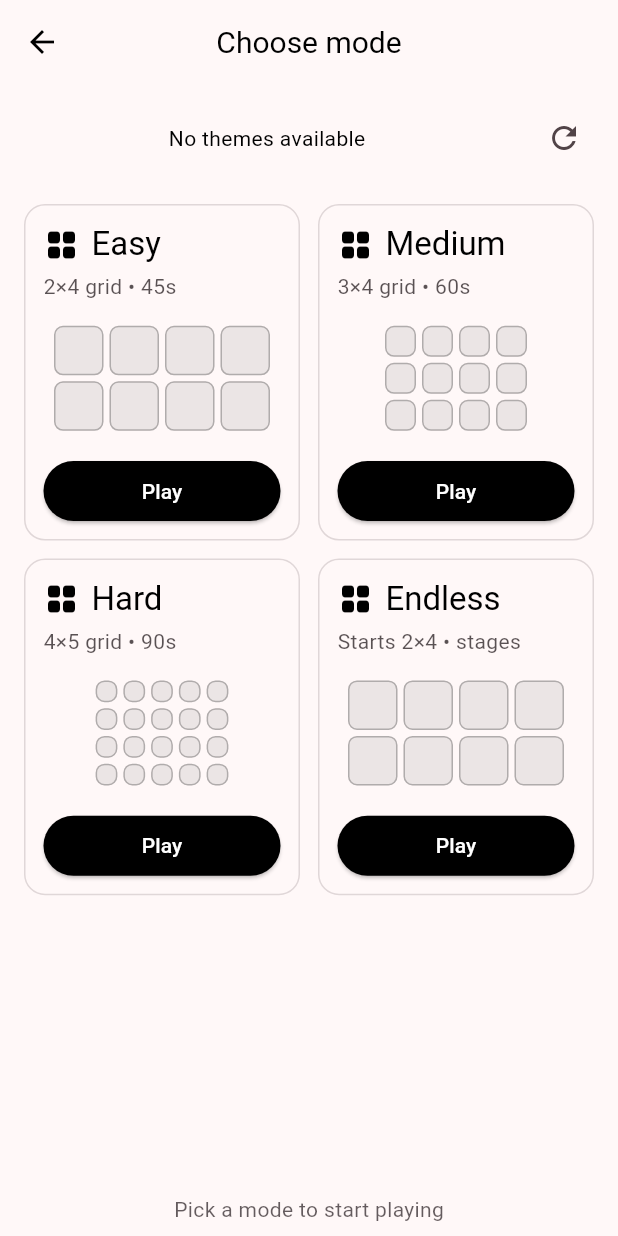
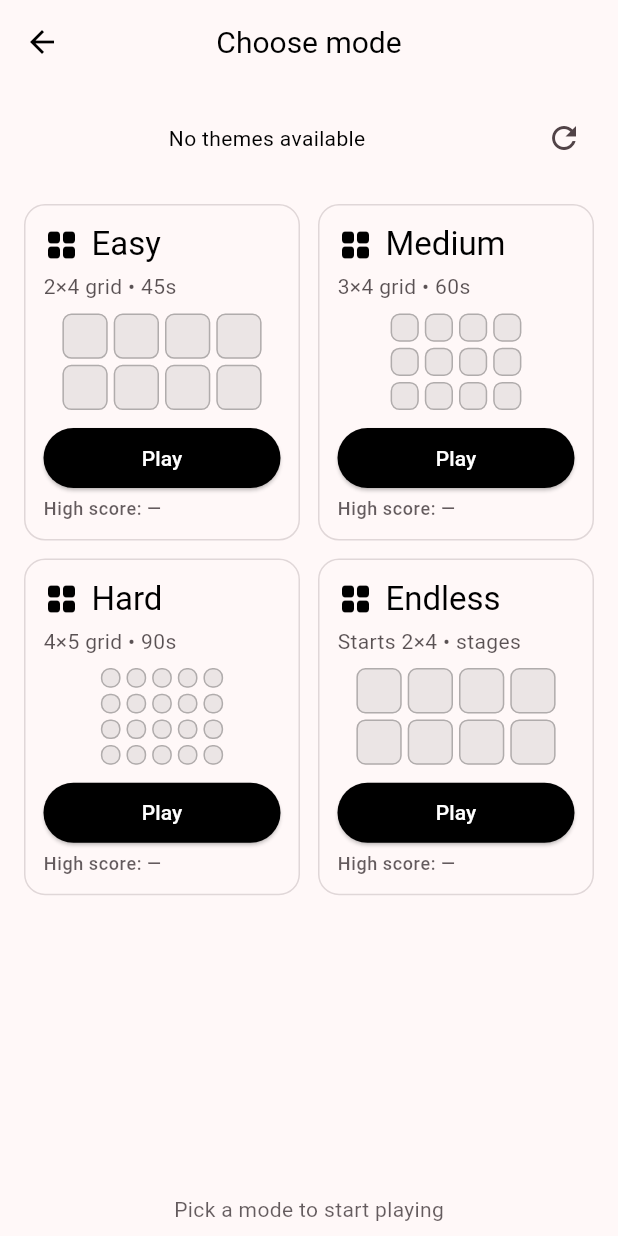
Before and after one commit to Valikcode/matching_pairs, a Flutter app: the screen it shows after launch, after a tap on "Play now!", on a phone screen of 412 x 824 dp. Run offline on Flutter 3.47's test engine with Material 3 defaults, Android fonts, the phone set to English and light mode, and no system bars; our stand-ins replace equatable, flutter_bloc, go_router, lottie, shared_preferences; network calls fail.

Commit message:
added endless mode and refined the gamemodes

```diff
--- /dev/null
+++ b/devtools_options.yaml
@@ -0,0 +1,3 @@
+description: This file stores settings for Dart & Flutter DevTools.
+documentation: https://docs.flutter.dev/tools/devtools/extensions#configure-extension-enablement-states
+extensions:
--- a/lib/core/constants/modes.dart
+++ b/lib/core/constants/modes.dart
@@ -4,7 +4,7 @@ final List<ModeInfo> kGameModes = [
   ModeInfo(mode: 'easy', title: 'Easy', subtitle: '2×4 grid • 45s', rows: 2, cols: 4, time: 45),
   ModeInfo(mode: 'medium', title: 'Medium', subtitle: '3×4 grid • 60s', rows: 3, cols: 4, time: 60),
   ModeInfo(mode: 'hard', title: 'Hard', subtitle: '4×5 grid • 90s', rows: 4, cols: 5, time: 90),
-  ModeInfo(mode: 'endless', title: 'Endless', subtitle: 'Starts 2×4 • stages', rows: 2, cols: 4, time: 0),
+  ModeInfo(mode: 'endless', title: 'Endless', subtitle: 'Starts 2×4 • stages', rows: 2, cols: 4, time: 30),
 ];
 
 ModeInfo getModeByName(String name) {
--- /dev/null
+++ b/lib/data/local/highscore_store.dart
@@ -0,0 +1,25 @@
+import 'package:shared_preferences/shared_preferences.dart';
+
+class HighscoreStore {
+  HighscoreStore._();
+
+  static final HighscoreStore instance = HighscoreStore._();
+
+  String _keyFor(String modeKey) => 'highscore_$modeKey';
+
+  Future<int?> getHighscore(String modeKey) async {
+    final prefs = await SharedPreferences.getInstance();
+    return prefs.getInt(_keyFor(modeKey));
+  }
+
+  Future<bool> updateHighscoreIfBeats(String modeKey, int score) async {
+    final prefs = await SharedPreferences.getInstance();
+    final key = _keyFor(modeKey);
+    final current = prefs.getInt(key);
+    if (current == null || score > current) {
+      await prefs.setInt(key, score);
+      return true;
+    }
+    return false;
+  }
+}
--- a/lib/ui/screens/choose_mode_screen.dart
+++ b/lib/ui/screens/choose_mode_screen.dart
@@ -107,9 +107,16 @@ class _ChooseModeScreenState extends State<ChooseModeScreen> {
                       itemCount: kGameModes.length,
                       itemBuilder: (context, index) {
                         final m = kGameModes[index];
-                        return ModeCard(
+                        // inside itemBuilder:
+                        return GameModeCard(
                           info: m,
-                          onTap: () => context.pushNamed(Routes.play.name, queryParameters: {'mode': m.mode}),
+                          onTap: () async {
+                            final updated = await context.pushNamed(
+                              Routes.play.name,
+                              queryParameters: {'mode': m.mode},
+                            );
+                            if (mounted && updated == true) setState(() {});
+                          },
                         );
                       },
                     );
--- a/lib/ui/widgets/game_card_widget.dart
+++ b/lib/ui/widgets/game_card_widget.dart
@@ -6,9 +6,9 @@ class GameCardWidget extends StatefulWidget {
   final bool matched;
   final Widget front;
   final VoidCallback onTap;
-  final Color backColor;        // theme deck color
-  final String backSymbol;      // theme deck icon/emoji
-  final double aspectRatio;     // width / height, <1.0 makes it taller
+  final Color backColor;
+  final String backSymbol;
+  final double aspectRatio;
 
   const GameCardWidget({
     super.key,
--- a/lib/ui/widgets/game_mode_card.dart
+++ b/lib/ui/widgets/game_mode_card.dart
@@ -1,12 +1,13 @@
 import 'package:flutter/material.dart';
+import 'package:matching_pairs/data/local/highscore_store.dart';
 import 'package:matching_pairs/data/models/mode_info.dart';
 import 'dots_preview.dart';
 
-class ModeCard extends StatelessWidget {
+class GameModeCard extends StatelessWidget {
   final ModeInfo info;
   final VoidCallback onTap;
 
-  const ModeCard({super.key, required this.info, required this.onTap});
+  const GameModeCard({super.key, required this.info, required this.onTap});
 
   @override
   Widget build(BuildContext context) {
@@ -50,12 +51,27 @@ class ModeCard extends StatelessWidget {
               SizedBox(
                 width: double.infinity,
                 height: 40,
-                child: ElevatedButton(onPressed: onTap, child: const Text('Play'),
-                  style: ElevatedButton.styleFrom(
-                    backgroundColor: colors.primary,
-                    foregroundColor: colors.onPrimary,
-                  ),
+                child: ElevatedButton(
+                  onPressed: onTap,
+                  child: const Text('Play'),
+                  style: ElevatedButton.styleFrom(backgroundColor: colors.primary, foregroundColor: colors.onPrimary),
                 ),
+              ),
+              const SizedBox(height: 6),
+
+              FutureBuilder<int?>(
+                future: HighscoreStore.instance.getHighscore(info.title),
+                builder: (context, snapshot) {
+                  final style = theme.textTheme.bodySmall?.copyWith(
+                    color: colors.onSurface.withOpacity(0.7),
+                    fontWeight: FontWeight.w500,
+                  );
+                  if (snapshot.connectionState == ConnectionState.waiting) {
+                    return Text('High score: —', style: style);
+                  }
+                  final hs = snapshot.data;
+                  return Text(hs == null ? 'High score: —' : 'High score: $hs', style: style);
+                },
               ),
             ],
           ),
```
Also changed, not shown: lib/logic/game/game_cubit.dart (+96 -33 lines), lib/logic/game/game_state.dart (+22 -12 lines), lib/ui/screens/play_screen.dart (+93 -2 lines), lib/ui/widgets/pre_game_countdown.dart (+8 -6 lines), 2 other files.
